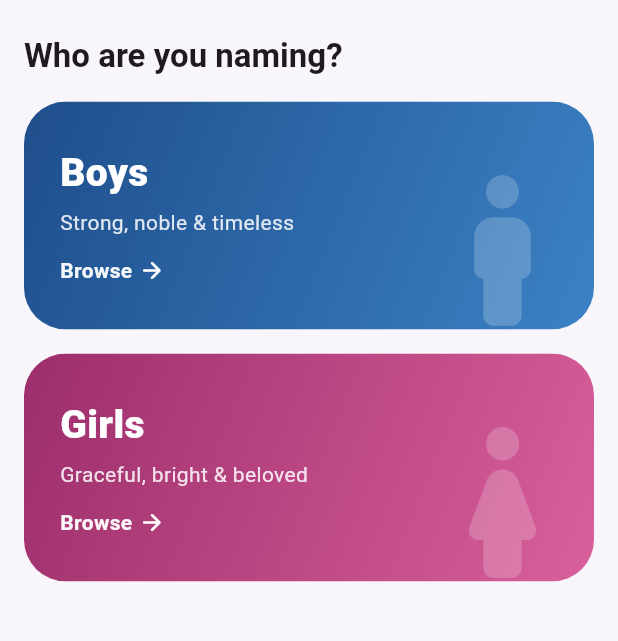
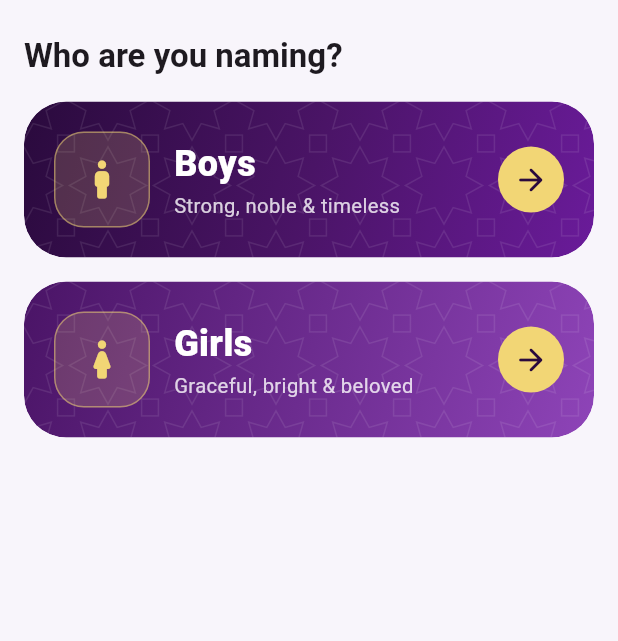
Before and after one commit to faysalzaman/names_app, a Flutter app: the GenderPickerScreen screen opened directly, on a phone screen of 412 x 824 dp, the part 314-955 px from its top. Run offline on Flutter 3.47's test engine with Material 3 defaults, Android fonts, the phone set to English and light mode, and no system bars; our stand-ins replace bloc, flutter_bloc, google_mobile_ads, in_app_review, scrollable_positioned_list, share_plus and 2 more; missing offline and left inert: store_redirect; accounts and stored records are empty; network calls fail.

Commit message:
feat: larger A-Z rail with letter preview and themed gender buttons
- Widen the A-Z index to a 48px full-height touch strip with bigger
  letters and show a large letter badge while scrubbing
- Jump instead of animate when scrubbing to avoid landing on stale letters
- Restyle Boys/Girls cards and home shortcuts in the plum and gold theme

Co-Authored-By: Claude Sonnet 5.5 <noreply@anthropic.com>

```diff
--- a/lib/ui_screens/names/gender_picker_screen.dart
+++ b/lib/ui_screens/names/gender_picker_screen.dart
@@ -109,7 +109,7 @@ class _GenderPickerScreenState extends State<GenderPickerScreen> {
                   label: 'Boys',
                   caption: 'Strong, noble & timeless',
                   icon: Icons.boy_rounded,
-                  colors: const [Color(0xFF1F4E8C), Color(0xFF3B82C4)],
+                  gradient: AppColors.heroGradient,
                   onTap: () =>
                       openNameList(context, category: category, boys: true),
                 ),
@@ -118,7 +118,11 @@ class _GenderPickerScreenState extends State<GenderPickerScreen> {
                   label: 'Girls',
                   caption: 'Graceful, bright & beloved',
                   icon: Icons.girl_rounded,
-                  colors: const [Color(0xFF9C2E6B), Color(0xFFD9609B)],
+                  gradient: const LinearGradient(
+                    begin: Alignment.topLeft,
+                    end: Alignment.bottomRight,
+                    colors: [Color(0xFF4A1466), Color(0xFF8E44B8)],
+                  ),
                   onTap: () =>
                       openNameList(context, category: category, boys: false),
                 ),
@@ -151,90 +155,84 @@ class _GenderCard extends StatelessWidget {
     required this.label,
     required this.caption,
     required this.icon,
-    required this.colors,
+    required this.gradient,
     required this.onTap,
   });
 
   final String label;
   final String caption;
   final IconData icon;
-  final List<Color> colors;
+  final Gradient gradient;
   final VoidCallback onTap;
 
   @override
   Widget build(BuildContext context) {
-    return Material(
-      borderRadius: BorderRadius.circular(AppSpacing.radiusLg),
-      clipBehavior: Clip.antiAlias,
-      color: Colors.transparent,
-      child: Ink(
-        decoration: BoxDecoration(
-          gradient: LinearGradient(
-            begin: Alignment.topLeft,
-            end: Alignment.bottomRight,
-            colors: colors,
+    const radius = BorderRadius.all(Radius.circular(AppSpacing.radiusLg));
+    return ClipRRect(
+      borderRadius: radius,
+      child: Stack(
+        children: [
+          Positioned.fill(
+            child: PatternedGradient(
+              gradient: gradient,
+              borderRadius: radius,
+              opacity: 0.09,
             ),
           ),
+          Material(
+            color: Colors.transparent,
             child: InkWell(
               onTap: onTap,
-          child: SizedBox(
-            height: 152,
-            child: Stack(
+              child: Padding(
+                padding: const EdgeInsets.all(AppSpacing.lg - 4),
+                child: Row(
                   children: [
-                Positioned(
-                  right: -14,
-                  bottom: -22,
-                  child: Icon(
-                    icon,
-                    size: 150,
-                    color: Colors.white.withValues(alpha: 0.2),
+                    Container(
+                      width: 64,
+                      height: 64,
+                      decoration: BoxDecoration(
+                        color: AppColors.gold.withValues(alpha: 0.18),
+                        borderRadius: BorderRadius.circular(20),
+                        border: Border.all(
+                          color: AppColors.gold.withValues(alpha: 0.5),
                         ),
                       ),
-                Padding(
-                  padding: const EdgeInsets.symmetric(
-                    horizontal: AppSpacing.lg,
-                    vertical: AppSpacing.md,
+                      child: Icon(icon, size: 38, color: AppColors.gold),
                     ),
+                    const SizedBox(width: AppSpacing.md),
+                    Expanded(
                       child: Column(
                         crossAxisAlignment: CrossAxisAlignment.start,
-                    mainAxisAlignment: MainAxisAlignment.center,
                         children: [
                           Text(
                             label,
                             style: const TextStyle(
                               color: Colors.white,
-                          fontSize: 26,
+                              fontSize: 24,
                               fontWeight: FontWeight.w800,
                             ),
                           ),
-                      const SizedBox(height: 4),
+                          const SizedBox(height: 2),
                           Text(
                             caption,
                             style: TextStyle(
-                          color: Colors.white.withValues(alpha: 0.85),
-                          fontSize: 14,
+                              color: Colors.white.withValues(alpha: 0.8),
+                              fontSize: 13.5,
                             ),
-                      ),
-                      const SizedBox(height: 12),
-                      Row(
-                        mainAxisSize: MainAxisSize.min,
-                        children: [
-                          Text(
-                            'Browse',
-                            style: TextStyle(
-                              color: Colors.white.withValues(alpha: 0.95),
-                              fontWeight: FontWeight.w700,
-                            ),
-                          ),
-                          const SizedBox(width: 4),
-                          const Icon(
-                            Icons.arrow_forward_rounded,
-                            size: 18,
-                            color: Colors.white,
                           ),
                         ],
                       ),
-                    ],
+                    ),
+                    Container(
+                      width: 44,
+                      height: 44,
+                      decoration: const BoxDecoration(
+                        color: AppColors.gold,
+                        shape: BoxShape.circle,
+                      ),
+                      child: const Icon(
+                        Icons.arrow_forward_rounded,
+                        color: AppColors.plumDeep,
                       ),
                     ),
                   ],
@@ -242,6 +240,8 @@ class _GenderCard extends StatelessWidget {
               ),
             ),
           ),
+        ],
+      ),
     );
   }
 }
--- a/lib/widgets/islamic_pattern.dart
+++ b/lib/widgets/islamic_pattern.dart
@@ -66,8 +66,10 @@ class PatternedGradient extends StatelessWidget {
     this.borderRadius = BorderRadius.zero,
     this.padding,
     this.opacity = 0.08,
+    this.gradient = AppColors.heroGradient,
   });
 
+  final Gradient gradient;
   final Widget? child;
   final BorderRadius borderRadius;
   final EdgeInsetsGeometry? padding;
@@ -77,7 +79,7 @@ class PatternedGradient extends StatelessWidget {
   Widget build(BuildContext context) {
     return DecoratedBox(
       decoration: BoxDecoration(
-        gradient: AppColors.heroGradient,
+        gradient: gradient,
         borderRadius: borderRadius,
       ),
       child: ClipRRect(
```
Also changed, not shown: lib/ui_screens/home/home_page.dart (+22 -23 lines), lib/ui_screens/home_screen.dart (+132 -37 lines). Lines whose indentation alone changed are shown as unchanged.
